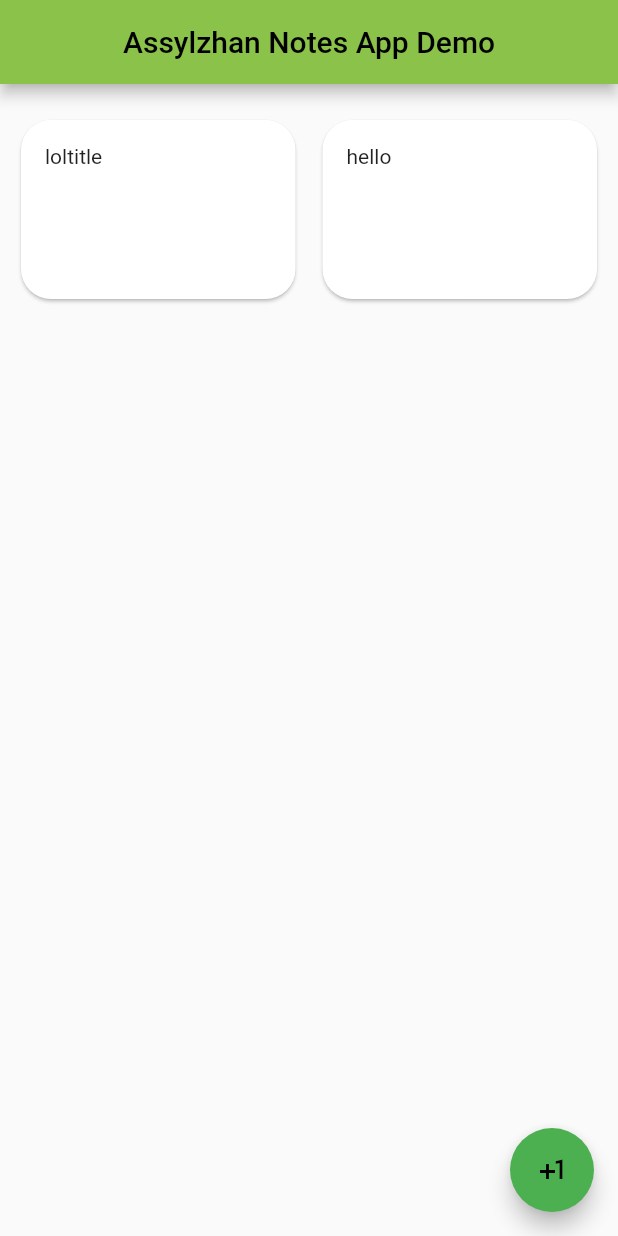
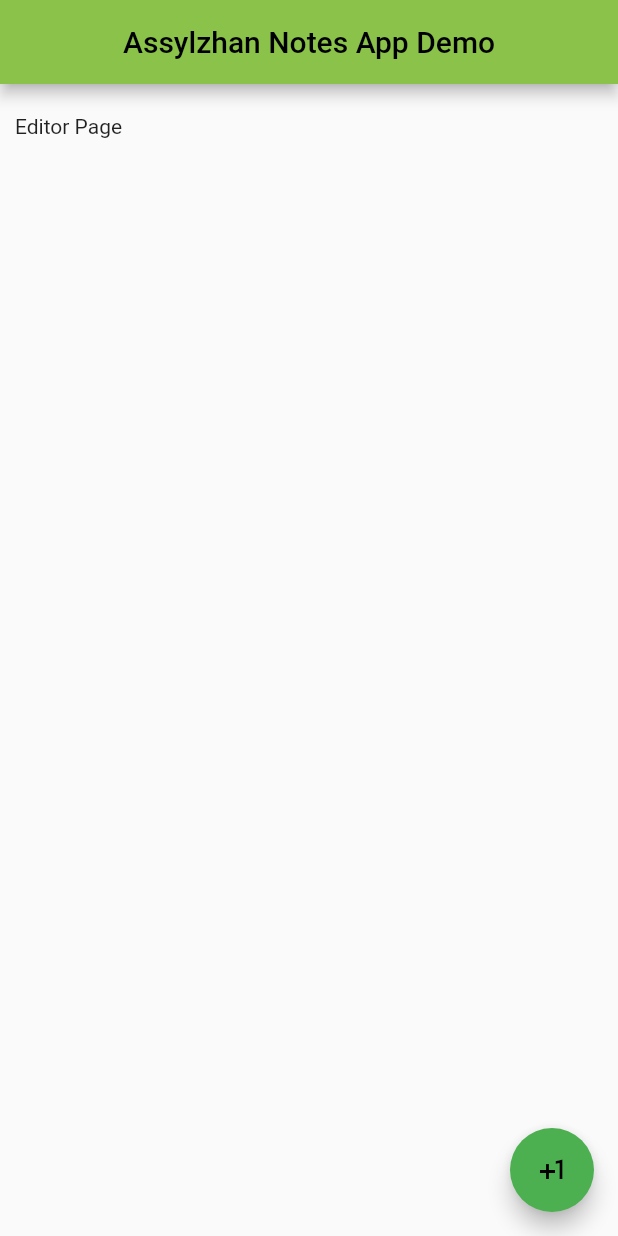
Before and after one commit to chuparts/asyl-notes-app, a Flutter app: the screen it shows after launch, after a tap on "loltitle", on a phone screen of 412 x 824 dp. Run offline on Flutter 3.47's test engine with Material 2 defaults, Android fonts, the phone set to English and light mode, and no system bars.

Commit message:
Opening Editor page

```diff
--- a/lib/main.dart
+++ b/lib/main.dart
@@ -32,6 +32,8 @@ class MyHomePage extends StatefulWidget {
 class _MyHomePageState extends State<MyHomePage> {
   List<Note> noteList = [Note("loltitle", "loltext"), Note("hello", "world!")];
 
+  int currentNoteIndex = -1;
+
   @override
   Widget build(BuildContext context) {
     return Scaffold(
@@ -49,18 +51,23 @@ class _MyHomePageState extends State<MyHomePage> {
         ),
         body: Padding(
           padding: const EdgeInsets.fromLTRB(10, 20, 10, 0),
-          child: NoteListPage(noteList: noteList),
+          child: currentNoteIndex < 0
+              ? NoteListPage(
+                  noteList: noteList,
+                  onNoteSelected: (index) => setState(() {
+                        currentNoteIndex = index;
+                      }))
+              : EditorPage(),
         ));
   }
 }
 
 class NoteListPage extends StatelessWidget {
-  const NoteListPage({
-    super.key,
-    required this.noteList,
-  });
+  const NoteListPage(
+      {super.key, required this.noteList, required this.onNoteSelected});
 
   final List<Note> noteList;
+  final Function(int) onNoteSelected;
 
   @override
   Widget build(BuildContext context) {
@@ -78,7 +85,8 @@ class NoteListPage extends StatelessWidget {
                   borderRadius: BorderRadius.circular(20)),
               child: InkWell(
                 onTap: () {
-                  print("lol");
+                  // print("lol");
+                  onNoteSelected.call(index);
                 },
                 child: Padding(
                   padding: const EdgeInsets.all(16.0),
```
